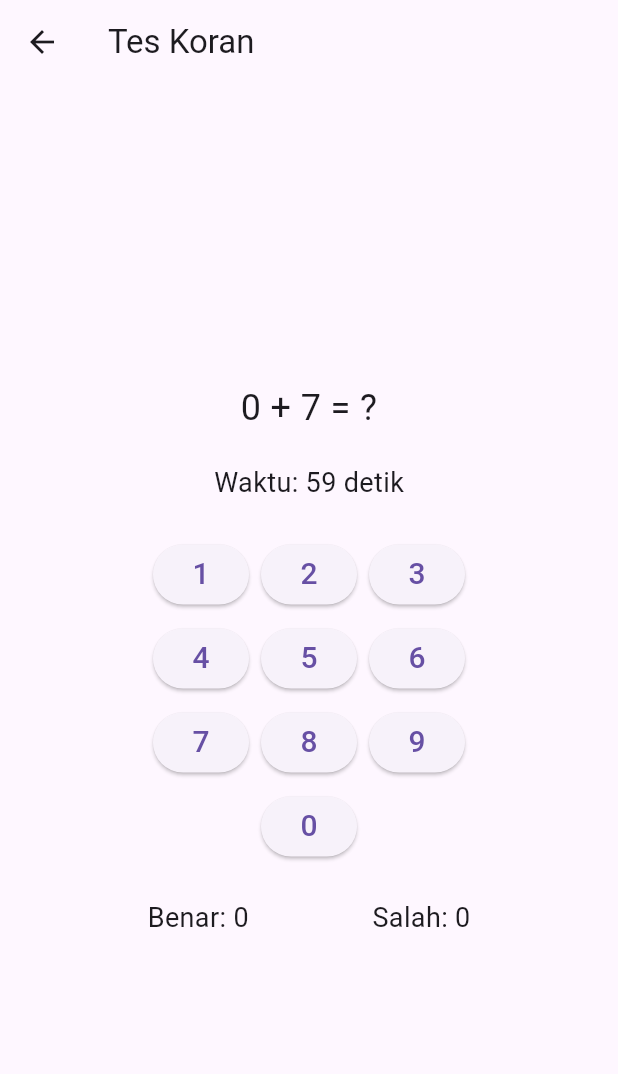
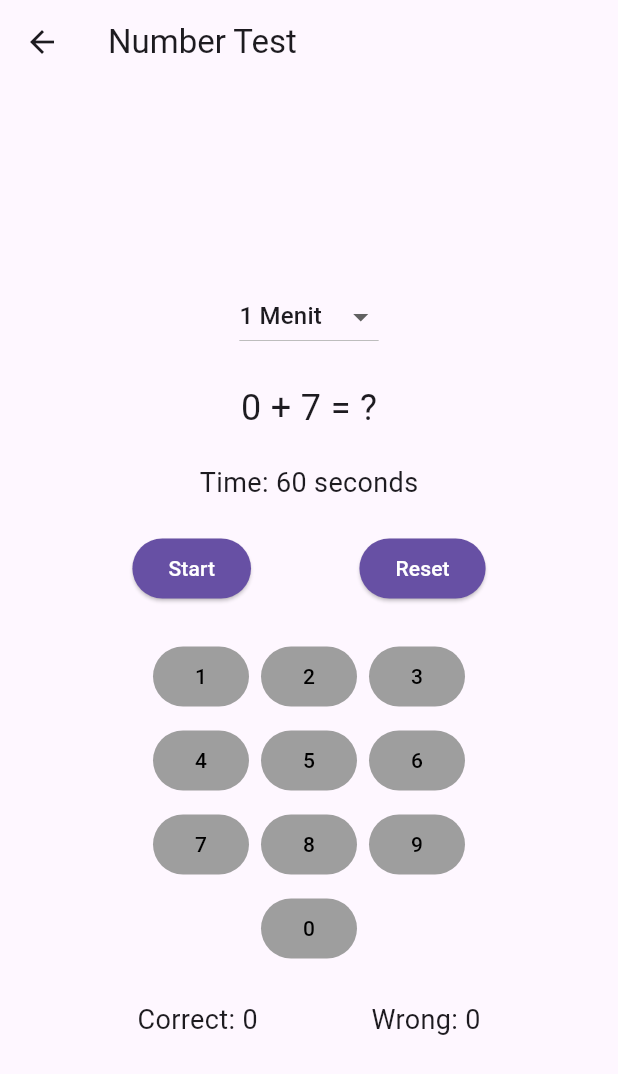
Before and after one commit to moriesdeohutapea/test_koran, a Flutter app: the screen it shows after launch, after a tap on "Tes Koran", on a phone screen of 412 x 824 dp. Shown: the top 1074 px of the screen. Run offline on Flutter 3.47's test engine with Material 3 defaults, Android fonts, the phone set to English and light mode, and no system bars; our stand-ins replace audioplayers.

Commit message:
initial commit

```diff
--- /dev/null
+++ b/lib/custom_button.dart
@@ -0,0 +1,40 @@
+import 'package:flutter/material.dart';
+
+class CustomButton extends StatelessWidget {
+  final String label;
+  final VoidCallback? onPressed;
+  final bool isEnabled;
+
+  const CustomButton({
+    super.key,
+    required this.label,
+    this.onPressed,
+    this.isEnabled = true,
+  });
+
+  @override
+  Widget build(BuildContext context) {
+    return ElevatedButton(
+      onPressed: isEnabled ? onPressed : null,
+      style: ButtonStyle(
+        backgroundColor: MaterialStateProperty.resolveWith<Color>(
+          (Set<MaterialState> states) {
+            if (states.contains(MaterialState.disabled)) {
+              return Colors.grey; // Disable color
+            }
+            return Theme.of(context).primaryColor; // Default color
+          },
+        ),
+        foregroundColor: MaterialStateProperty.resolveWith<Color>(
+          (Set<MaterialState> states) {
+            if (states.contains(MaterialState.disabled)) {
+              return Colors.black; // Text color for disabled state
+            }
+            return Colors.white; // Text color for enabled state
+          },
+        ),
+      ),
+      child: Text(label),
+    );
+  }
+}
--- /dev/null
+++ b/lib/first_screen.dart
@@ -0,0 +1,233 @@
+import 'dart:async';
+import 'dart:math';
+
+import 'package:audioplayers/audioplayers.dart';
+import 'package:flutter/material.dart';
+
+import 'custom_button.dart';
+
+class TestScreen extends StatefulWidget {
+  const TestScreen({super.key});
+
+  @override
+  _TestScreenState createState() => _TestScreenState();
+}
+
+class _TestScreenState extends State<TestScreen> {
+  final AudioPlayer _audioPlayer = AudioPlayer();
+  late String _currentQuestion;
+  late bool _isAnswerCorrect;
+  int _scoreCorrect = 0;
+  int _scoreWrong = 0;
+  int _remainingTime = 60;
+  Timer? _timer;
+  bool _isTestActive = false;
+  final Map<String, int> _timeOptions = {
+    '30 Detik': 30,
+    '1 Menit': 60,
+    '1.5 Menit': 90,
+    '2 Menit': 120,
+  };
+  String _selectedTime = '1 Menit';
+
+  Future<void> _playSound() async {
+    try {
+      await _audioPlayer.stop();
+      await _audioPlayer.play(AssetSource('microwave_button.mp3'));
+    } catch (e) {
+      print("Error playing sound: $e");
+    }
+  }
+
+  @override
+  void initState() {
+    super.initState();
+    _generateQuestion();
+    _remainingTime = _timeOptions[_selectedTime]!;
+  }
+
+  void _startTest() {
+    if (!_isTestActive) {
+      _isTestActive = true;
+      _remainingTime = _timeOptions[_selectedTime]!;
+      _startTimer();
+    }
+  }
+
+  void _startTimer() {
+    _timer?.cancel();
+    _timer = Timer.periodic(const Duration(seconds: 1), (timer) {
+      if (_remainingTime > 0) {
+        setState(() => _remainingTime--);
+      } else {
+        _endTest();
+      }
+    });
+  }
+
+  void _endTest() {
+    _timer?.cancel();
+    setState(() => _isTestActive = false);
+    showDialog(
+      context: context,
+      builder: (context) => AlertDialog(
+        title: const Text('Time’s Up!'),
+        content: Text('Correct: $_scoreCorrect\nWrong: $_scoreWrong'),
+        actions: [
+          TextButton(
+            onPressed: () {
+              Navigator.of(context).pop();
+              _resetTest();
+            },
+            child: const Text('Try Again'),
+          ),
+        ],
+      ),
+    );
+  }
+
+  void _resetTest() {
+    _timer?.cancel();
+    setState(() {
+      _isTestActive = false;
+      _scoreCorrect = 0;
+      _scoreWrong = 0;
+      _remainingTime = _timeOptions[_selectedTime]!;
+      _generateQuestion();
+    });
+  }
+
+  void _generateQuestion() {
+    final random = Random();
+    int number1 = random.nextInt(10);
+    int number2 = random.nextInt(10);
+    int answer = number1 + number2;
+    _isAnswerCorrect = answer % 2 == 0; // True if even, false if odd
+    _currentQuestion = "$number1 + $number2 = ?";
+  }
+
+  void _checkAnswer(bool isEvenSelected) {
+    if (!_isTestActive) return;
+    setState(() {
+      if (isEvenSelected == _isAnswerCorrect) {
+        _scoreCorrect++;
+      } else {
+        _scoreWrong++;
+      }
+      _generateQuestion(); // Generate a new question after answering
+    });
+  }
+
+  Widget _buildNumberButton(int number) {
+    return Padding(
+      padding: const EdgeInsets.all(4.0),
+      child: CustomButton(
+        label: '$number',
+        onPressed: () {
+          if (_isTestActive) {
+            _checkAnswer(number % 2 == 0);
+            _playSound();
+          }
+        },
+        isEnabled: _isTestActive,
+      ),
+    );
+  }
+
+  @override
+  Widget build(BuildContext context) {
+    return Scaffold(
+      appBar: AppBar(title: const Text('Number Test')),
+      body: Padding(
+        padding: const EdgeInsets.all(16.0),
+        child: Column(
+          mainAxisAlignment: MainAxisAlignment.center,
+          children: [
+            DropdownButton<String>(
+              value: _selectedTime,
+              onChanged: (String? newValue) {
+                if (newValue != null) {
+                  setState(() {
+                    _selectedTime = newValue;
+                    _remainingTime = _timeOptions[newValue]!;
+                  });
+                }
+              },
+              items: _timeOptions.keys
+                  .map<DropdownMenuItem<String>>((String value) {
+                return DropdownMenuItem<String>(
+                  value: value,
+                  child: Text(value),
+                );
+              }).toList(),
+            ),
+            const SizedBox(height: 20),
+            Text(_currentQuestion, style: const TextStyle(fontSize: 24)),
+            const SizedBox(height: 20),
+            Text('Time: $_remainingTime seconds',
+                style: const TextStyle(fontSize: 18)),
+            const SizedBox(height: 20),
+            Row(
+              mainAxisAlignment: MainAxisAlignment.spaceEvenly,
+              children: [
+                CustomButton(
+                    label: 'Start',
+                    onPressed: _startTest,
+                    isEnabled: !_isTestActive),
+                CustomButton(
+                    label: 'Reset', onPressed: _resetTest, isEnabled: true),
+              ],
+            ),
+            const SizedBox(height: 20),
+            Column(
+              children: [
+                Row(
+                  mainAxisAlignment: MainAxisAlignment.center,
+                  children: [
+                    _buildNumberButton(1),
+                    _buildNumberButton(2),
+                    _buildNumberButton(3),
+                  ],
+                ),
+                Row(
+                  mainAxisAlignment: MainAxisAlignment.center,
+                  children: [
+                    _buildNumberButton(4),
+                    _buildNumberButton(5),
+                    _buildNumberButton(6),
+                  ],
+                ),
+                Row(
+                  mainAxisAlignment: MainAxisAlignment.center,
+                  children: [
+                    _buildNumberButton(7),
+                    _buildNumberButton(8),
+                    _buildNumberButton(9),
+                  ],
+                ),
+                Row(
+                  mainAxisAlignment: MainAxisAlignment.center,
+                  children: [
+                    Spacer(),
+                    _buildNumberButton(0),
+                    Spacer(),
+                  ],
+                ),
+              ],
+            ),
+            const SizedBox(height: 20),
+            Row(
+              mainAxisAlignment: MainAxisAlignment.spaceEvenly,
+              children: [
+                Text('Correct: $_scoreCorrect',
+                    style: const TextStyle(fontSize: 18)),
+                Text('Wrong: $_scoreWrong',
+                    style: const TextStyle(fontSize: 18)),
+              ],
+            ),
+          ],
+        ),
+      ),
+    );
+  }
+}
--- a/lib/main.dart
+++ b/lib/main.dart
@@ -1,6 +1,8 @@
 import 'package:flutter/material.dart';
 import 'package:test_koran/second_screen.dart';
-import 'package:test_koran/ui.dart';
+import 'package:test_koran/first_screen.dart';
+
+import 'custom_button.dart';
 
 void main() {
   runApp(const MyApp());
@@ -30,30 +32,29 @@ class HomeScreen extends StatelessWidget {
         child: Column(
           mainAxisAlignment: MainAxisAlignment.center,
           children: [
-            ElevatedButton(
+            CustomButton(
+              label: 'Tes Koran',
               onPressed: () {
                 Navigator.push(
                   context,
                   MaterialPageRoute(builder: (context) => const TestScreen()),
                 );
               },
-              child: const Text('Tes Koran'),
+              isEnabled: true,
             ),
             const SizedBox(height: 20),
-            ElevatedButton(
+            CustomButton(
+              label: 'Tes Ganjil/Genap',
               onPressed: () {
                 Navigator.push(
                   context,
-                  MaterialPageRoute(
-                      builder: (context) =>
-                          const OddEvenTestScreen()), // Tanpa const
+                  MaterialPageRoute(builder: (context) => const OddEvenTestScreen()),
                 );
               },
-              child: const Text('Tes Ganjil/Genap'),
+              isEnabled: true,
             ),
           ],
         ),
       ),
     );
-  }
-}
+  }}
--- a/lib/ui.dart
+++ /dev/null
@@ -1,191 +0,0 @@
-import 'dart:async';
-import 'dart:math';
-
-import 'package:flutter/material.dart';
-
-import 'model.dart';
-
-class TestScreen extends StatefulWidget {
-  const TestScreen({super.key});
-
-  @override
-  _TestScreenState createState() => _TestScreenState();
-}
-
-class _TestScreenState extends State<TestScreen> {
-  late Pertanyaan _currentPertanyaan;
-  int _scoreBenar = 0;
-  int _scoreSalah = 0;
-  int _remainingTime = 60;
-  Timer? _timer;
-
-  @override
-  void initState() {
-    super.initState();
-    _generatePertanyaan(); // Membuat pertanyaan awal secara dinamis
-    _startTimer();
-  }
-
-  // Fungsi untuk memulai timer
-  void _startTimer() {
-    _timer = Timer.periodic(Duration(seconds: 1), (timer) {
-      setState(() {
-        if (_remainingTime > 0) {
-          _remainingTime--;
-        } else {
-          _endTest();
-        }
-      });
-    });
-  }
-
-  // Fungsi untuk menghentikan timer dan menampilkan hasil akhir
-  void _endTest() {
-    _timer?.cancel();
-    showDialog(
-      context: context,
-      builder: (context) => AlertDialog(
-        title: Text('Waktu Habis!'),
-        content: Text('Benar: $_scoreBenar\nSalah: $_scoreSalah'),
-        actions: [
-          TextButton(
-            onPressed: () {
-              Navigator.of(context).pop();
-              _resetTest();
-            },
-            child: Text('Mulai Lagi'),
-          ),
-        ],
-      ),
-    );
-  }
-
-  // Fungsi untuk reset nilai awal
-  void _resetTest() {
-    setState(() {
-      _scoreBenar = 0;
-      _scoreSalah = 0;
-      _remainingTime = 60;
-      _generatePertanyaan();
-    });
-    _startTimer();
-  }
-
-  // Fungsi untuk membuat pertanyaan penjumlahan dinamis
-  void _generatePertanyaan() {
-    final random = Random();
-    int angka1 = random.nextInt(10); // angka acak antara 0-9
-    int angka2 = random.nextInt(10); // angka acak antara 0-9
-
-    String teks = '$angka1 + $angka2 = ?';
-    int jawabanBenar = angka1 + angka2;
-
-    _currentPertanyaan = Pertanyaan(teks: teks, jawabanBenar: jawabanBenar);
-  }
-
-  // Fungsi untuk memeriksa jawaban
-  void _checkJawaban(int jawaban) {
-    int jawabanBenarDigitTerakhir =
-        _currentPertanyaan.jawabanBenar % 10; // Mendapatkan digit terakhir
-
-    setState(() {
-      if (jawaban == jawabanBenarDigitTerakhir) {
-        _scoreBenar++;
-      } else {
-        _scoreSalah++;
-      }
-      _generatePertanyaan(); // Membuat pertanyaan baru setelah jawaban
-    });
-  }
-
-  @override
-  void dispose() {
-    _timer?.cancel();
-    super.dispose();
-  }
-
-  @override
-  Widget build(BuildContext context) {
-    return Scaffold(
-      appBar: AppBar(title: Text('Tes Koran')),
-      body: Padding(
-        padding: const EdgeInsets.all(16.0),
-        child: Column(
-          mainAxisAlignment: MainAxisAlignment.center,
-          children: [
-            Text(
-              _currentPertanyaan.teks,
-              style: TextStyle(fontSize: 24),
-              textAlign: TextAlign.center,
-            ),
-            SizedBox(height: 20),
-            // Menampilkan waktu yang tersisa
-            Text('Waktu: $_remainingTime detik',
-                style: TextStyle(fontSize: 18)),
-            SizedBox(height: 20),
-            // Layout khusus untuk tombol angka
-            Column(
-              children: [
-                Row(
-                  mainAxisAlignment: MainAxisAlignment.center,
-                  children: [
-                    _buildNumberButton(1),
-                    _buildNumberButton(2),
-                    _buildNumberButton(3),
-                  ],
-                ),
-                Row(
-                  mainAxisAlignment: MainAxisAlignment.center,
-                  children: [
-                    _buildNumberButton(4),
-                    _buildNumberButton(5),
-                    _buildNumberButton(6),
-                  ],
-                ),
-                Row(
-                  mainAxisAlignment: MainAxisAlignment.center,
-                  children: [
-                    _buildNumberButton(7),
-                    _buildNumberButton(8),
-                    _buildNumberButton(9),
-                  ],
-                ),
-                Row(
-                  mainAxisAlignment: MainAxisAlignment.center,
-                  children: [
-                    Spacer(),
-                    _buildNumberButton(0),
-                    Spacer(),
-                  ],
-                ),
-              ],
-            ),
-            SizedBox(height: 20),
-            // Menampilkan skor benar dan salah
-            Row(
-              mainAxisAlignment: MainAxisAlignment.spaceEvenly,
-              children: [
-                Text('Benar: $_scoreBenar', style: TextStyle(fontSize: 18)),
-                Text('Salah: $_scoreSalah', style: TextStyle(fontSize: 18)),
-              ],
-            ),
-          ],
-        ),
-      ),
-    );
-  }
-
-  // Fungsi untuk membangun tombol angka
-  Widget _buildNumberButton(int number) {
-    return Padding(
-      padding: const EdgeInsets.all(4.0),
-      child: ElevatedButton(
-        onPressed: () => _checkJawaban(number),
-        child: Text(
-          '$number',
-          style: TextStyle(fontSize: 20),
-        ),
-      ),
-    );
-  }
-}
--- a/pubspec.yaml
+++ b/pubspec.yaml
@@ -10,6 +10,8 @@ dependencies:
   flutter:
     sdk: flutter
 
+  audioplayers: ^6.1.0
+
 dev_dependencies:
   flutter_test:
     sdk: flutter
@@ -17,3 +19,6 @@ dev_dependencies:
 
 flutter:
   uses-material-design: true
+
+  assets:
+    - assets/microwave_button.mp3
```
Also changed, not shown: lib/second_screen.dart (+65 -39 lines), pubspec.lock, 3 other files.
